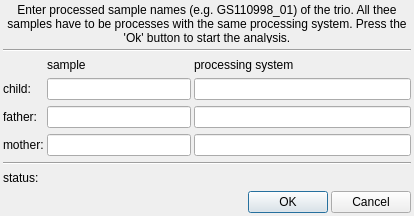
The window that src/GSvar/TrioDialog.ui (imgag/ngs-bits) describes before a commit, drawn with Qt 5.
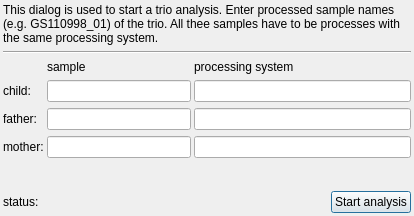
The same window after the commit.

Commit message: GSvar: added multi-sample dialog.

```diff
--- a/src/GSvar/TrioDialog.ui
+++ b/src/GSvar/TrioDialog.ui
@@ -36,7 +36,7 @@
      </property>
     </widget>
    </item>
-   <item row="8" column="0" colspan="3">
+   <item row="7" column="0" colspan="3">
     <spacer name="verticalSpacer">
      <property name="orientation">
       <enum>Qt::Vertical</enum>
@@ -62,7 +62,10 @@
    <item row="0" column="0" colspan="3">
     <widget class="QLabel" name="label_7">
      <property name="text">
-      <string>&lt;html&gt;&lt;head/&gt;&lt;body&gt;&lt;p align=&quot;center&quot;&gt;Enter processed sample names (e.g. GS110998_01) of the trio. All thee samples have to be processes with the same processing system. Press the 'Ok' button to start the analysis.&lt;/p&gt;&lt;/body&gt;&lt;/html&gt;</string>
+      <string>&lt;html&gt;&lt;head/&gt;&lt;body&gt;&lt;p&gt;This dialog is used to start a trio analysis. Enter processed sample names (e.g. GS110998_01) of the trio. All thee samples have to be processes with the same processing system.&lt;/p&gt;&lt;/body&gt;&lt;/html&gt;</string>
+     </property>
+     <property name="alignment">
+      <set>Qt::AlignBottom|Qt::AlignLeading|Qt::AlignLeft</set>
      </property>
      <property name="wordWrap">
       <bool>true</bool>
@@ -82,11 +85,28 @@
      </property>
     </widget>
    </item>
-   <item row="10" column="0" colspan="3">
+   <item row="9" column="0" colspan="3">
     <layout class="QHBoxLayout" name="horizontalLayout">
      <property name="spacing">
       <number>3</number>
      </property>
+     <item>
+      <widget class="QLabel" name="label_5">
+       <property name="text">
+        <string>status:</string>
+       </property>
+      </widget>
+     </item>
+     <item>
+      <widget class="QLabel" name="status_page_link">
+       <property name="text">
+        <string/>
+       </property>
+       <property name="openExternalLinks">
+        <bool>true</bool>
+       </property>
+      </widget>
+     </item>
      <item>
       <spacer name="horizontalSpacer">
        <property name="orientation">
@@ -103,14 +123,7 @@
      <item>
       <widget class="QPushButton" name="ok_button">
        <property name="text">
-        <string>OK</string>
-       </property>
-      </widget>
-     </item>
-     <item>
-      <widget class="QPushButton" name="cancel_button">
-       <property name="text">
-        <string>Cancel</string>
+        <string>Start analysis</string>
        </property>
       </widget>
      </item>
@@ -126,16 +139,6 @@
      </property>
     </widget>
    </item>
-   <item row="7" column="1">
-    <widget class="QLabel" name="status_page_link">
-     <property name="text">
-      <string/>
-     </property>
-     <property name="openExternalLinks">
-      <bool>true</bool>
-     </property>
-    </widget>
-   </item>
    <item row="2" column="2">
     <widget class="QLabel" name="label_2">
      <property name="text">
@@ -180,13 +183,6 @@
      </property>
     </widget>
    </item>
-   <item row="7" column="0">
-    <widget class="QLabel" name="label_5">
-     <property name="text">
-      <string>status:</string>
-     </property>
-    </widget>
-   </item>
    <item row="3" column="0">
     <widget class="QLabel" name="label_4">
      <property name="text">
@@ -214,13 +210,6 @@
      </property>
     </widget>
    </item>
-   <item row="6" column="0" colspan="3">
-    <widget class="Line" name="line_2">
-     <property name="orientation">
-      <enum>Qt::Horizontal</enum>
-     </property>
-    </widget>
-   </item>
   </layout>
  </widget>
  <tabstops>
```
Left out of the diff: 23 changed lines with no effect on the pictures. The commit also changes 14 other files.
